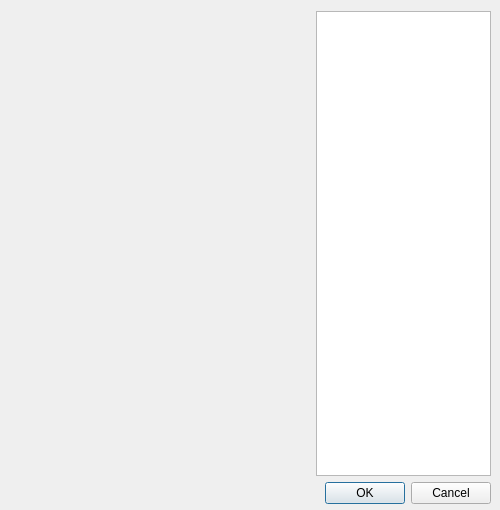
Old version of the form UI/UIFiles/opciones.ui in the repository celiacintas/popeye.
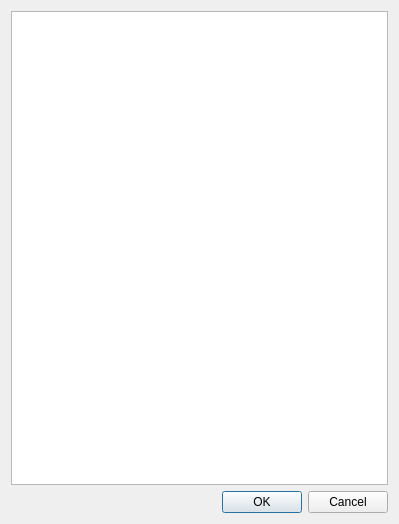
New version of the form. Icons and pictures are not drawn.

The edit to the form file:
```diff
--- a/UI/UIFiles/opciones.ui
+++ b/UI/UIFiles/opciones.ui
@@ -6,8 +6,8 @@
    <rect>
     <x>0</x>
     <y>0</y>
-    <width>500</width>
-    <height>510</height>
+    <width>399</width>
+    <height>524</height>
    </rect>
   </property>
   <property name="windowTitle">
@@ -17,61 +17,20 @@
    <iconset>
     <normaloff>../../../../../.designer/Icons/test.png</normaloff>../../../../../.designer/Icons/test.png</iconset>
   </property>
-  <widget class="QWidget" name="">
-   <property name="geometry">
-    <rect>
-     <x>10</x>
-     <y>11</y>
-     <width>481</width>
-     <height>493</height>
-    </rect>
-   </property>
-   <layout class="QFormLayout" name="formLayout">
-    <item row="0" column="0">
-     <widget class="QLabel" name="label">
-      <property name="sizePolicy">
-       <sizepolicy hsizetype="Expanding" vsizetype="Expanding">
-        <horstretch>0</horstretch>
-        <verstretch>0</verstretch>
-       </sizepolicy>
-      </property>
+  <layout class="QVBoxLayout" name="verticalLayout_2">
+   <item>
+    <layout class="QVBoxLayout" name="verticalLayout">
+     <item>
+      <widget class="QGraphicsView" name="graphicsView">
       <property name="minimumSize">
        <size>
-        <width>300</width>
-        <height>452</height>
-       </size>
-      </property>
-      <property name="text">
-       <string/>
-      </property>
-     </widget>
-    </item>
-    <item row="0" column="1">
-     <widget class="QListWidget" name="listWidget">
-      <property name="sizePolicy">
-       <sizepolicy hsizetype="Expanding" vsizetype="Expanding">
-        <horstretch>0</horstretch>
-        <verstretch>0</verstretch>
-       </sizepolicy>
-      </property>
-      <property name="minimumSize">
-       <size>
-        <width>123</width>
+         <width>0</width>
         <height>0</height>
        </size>
       </property>
-      <property name="editTriggers">
-       <set>QAbstractItemView::DoubleClicked|QAbstractItemView::EditKeyPressed|QAbstractItemView::SelectedClicked</set>
-      </property>
-      <property name="alternatingRowColors">
-       <bool>true</bool>
-      </property>
-      <property name="selectionMode">
-       <enum>QAbstractItemView::ExtendedSelection</enum>
-      </property>
-     </widget>
-    </item>
-    <item row="1" column="0" colspan="2">
+      </widget>
+     </item>
+     <item>
      <widget class="QDialogButtonBox" name="buttonBox">
       <property name="sizePolicy">
        <sizepolicy hsizetype="Expanding" vsizetype="Fixed">
@@ -106,7 +65,8 @@
      </widget>
     </item>
    </layout>
-  </widget>
+   </item>
+  </layout>
  </widget>
  <resources/>
  <connections>
```
Lines whose indentation alone changed are shown as unchanged.
